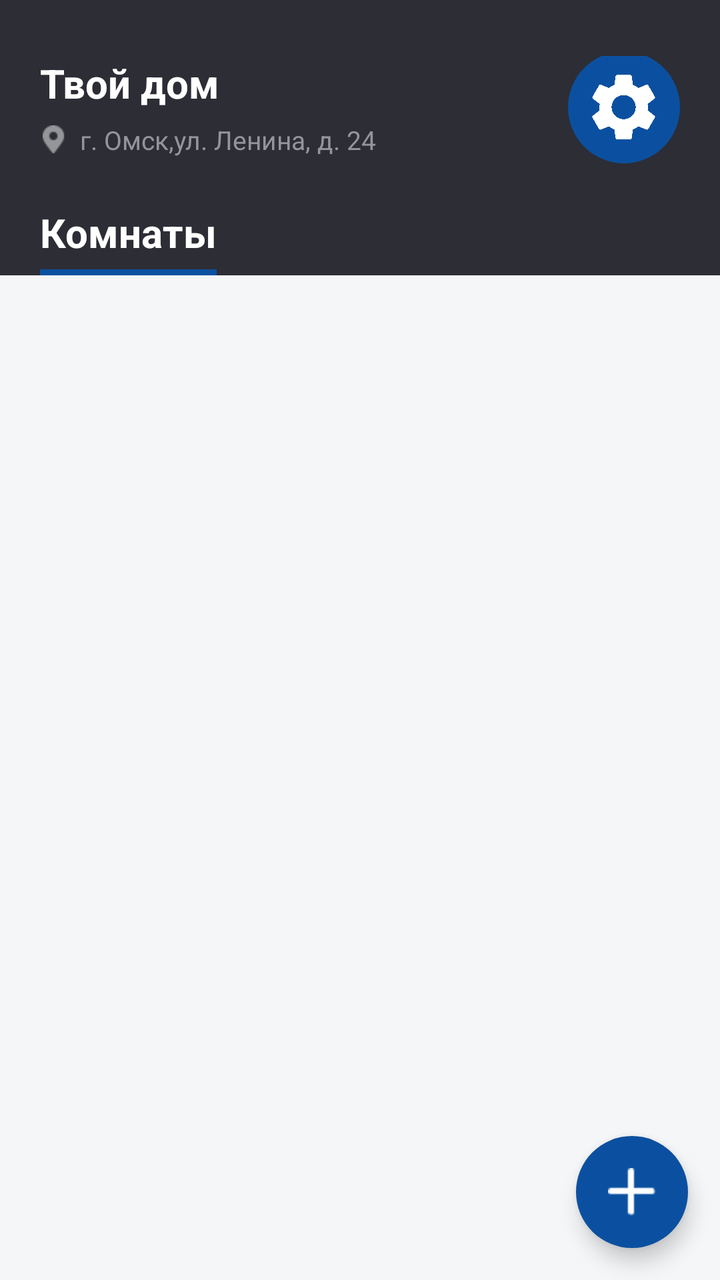
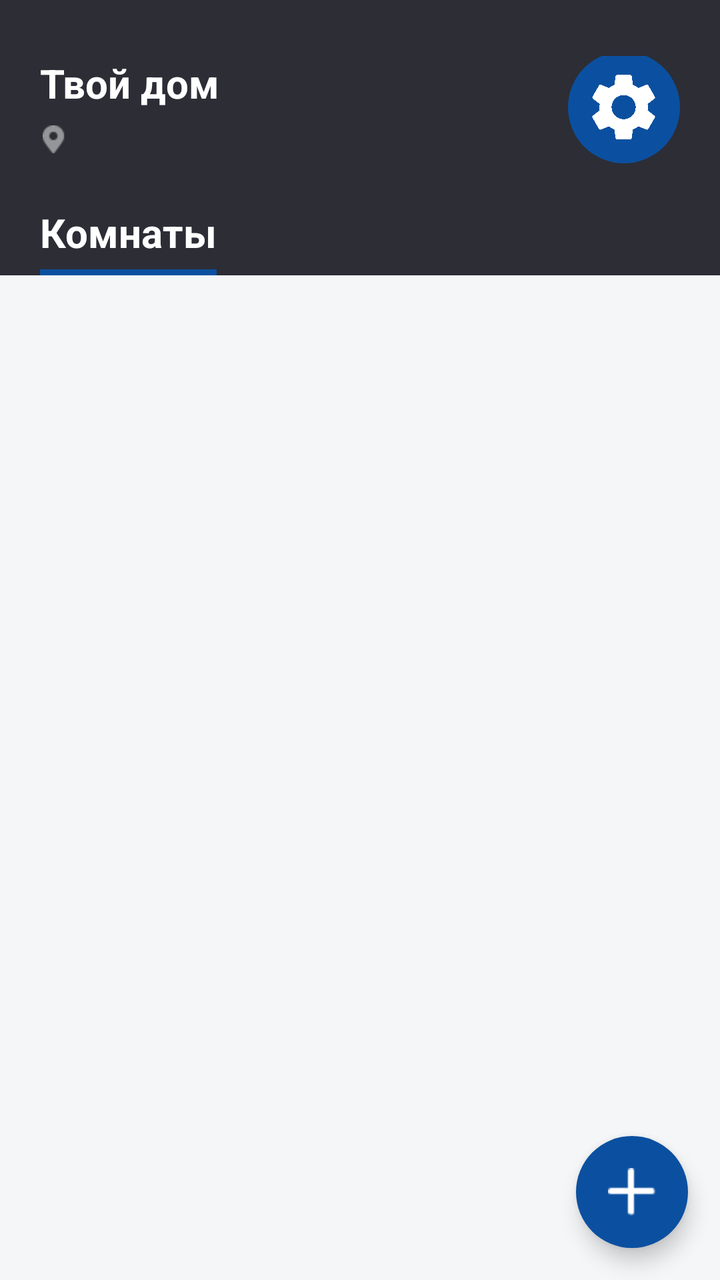

Before-and-after screenshots of an Android layout around one commit, followed by the original layout XML and the change that was made.
<!-- AndroidManifest.xml: application theme Theme.HomeSmartPractice -->
<!-- res/layout/activity_main.xml -->
<?xml version="1.0" encoding="utf-8"?>
<androidx.constraintlayout.widget.ConstraintLayout
    xmlns:android="http://schemas.android.com/apk/res/android"
    xmlns:app="http://schemas.android.com/apk/res-auto"
    xmlns:tools="http://schemas.android.com/tools"
    android:layout_width="match_parent"
    android:layout_height="match_parent"
    android:background="#F5F6F8"
    android:id="@+id/main">

    <androidx.constraintlayout.widget.ConstraintLayout
        android:id="@+id/clHeader"
        android:layout_width="match_parent"
        android:layout_height="wrap_content"
        android:background="#2C2D35"
        android:paddingHorizontal="20dp"
        android:paddingTop="28dp"
        android:paddingBottom="0dp"
        app:layout_constraintTop_toTopOf="parent">

        <LinearLayout
            android:id="@+id/llTextGroup"
            android:layout_width="0dp"
            android:layout_height="wrap_content"
            android:orientation="vertical"
            android:layout_marginEnd="16dp"
            app:layout_constraintStart_toStartOf="parent"
            app:layout_constraintEnd_toStartOf="@id/Settings_btn"
            app:layout_constraintTop_toTopOf="parent">

            <TextView
                android:id="@+id/tvHomeTitle"
                android:layout_width="wrap_content"
                android:layout_height="wrap_content"
                android:text="Твой дом"
                android:textColor="#FFFFFF"
                android:textSize="20sp"
                android:textStyle="bold" />

            <LinearLayout
                android:id="@+id/llAddressContainer"
                android:layout_width="match_parent"
                android:layout_height="wrap_content"
                android:layout_marginTop="6dp"
                android:gravity="center_vertical"
                android:orientation="horizontal"
                android:clickable="true"
                android:focusable="true">

                <ImageView
                    android:id="@+id/ivGeoMark"
                    android:layout_width="14dp"
                    android:layout_height="14dp"
                    android:src="@drawable/ic_geomark" />

                <TextView
                    android:id="@+id/tvAddress"
                    android:layout_width="wrap_content"
                    android:layout_height="wrap_content"
                    android:layout_marginStart="6dp"
                    android:text="г. Омск,ул. Ленина, д. 24"
                    android:textColor="#94949B"
                    android:textSize="13sp" />
            </LinearLayout>
        </LinearLayout>

        <ImageButton
            android:id="@+id/Settings_btn"
            android:layout_width="56dp"
            android:layout_height="56dp"
            android:background="@drawable/circle_button_background"
            android:padding="8dp"
            android:scaleType="fitCenter"
            android:src="@drawable/ic_settings"
            android:clickable="true"
            android:focusable="true"
            app:layout_constraintBottom_toBottomOf="@id/llTextGroup"
            app:layout_constraintEnd_toEndOf="parent"
            app:layout_constraintTop_toTopOf="@id/llTextGroup" />

        <TextView
            android:id="@+id/tvRoomsTitle"
            android:layout_width="wrap_content"
            android:layout_height="wrap_content"
            android:layout_marginTop="24dp"
            android:paddingBottom="8dp"
            android:text="Комнаты"
            android:textColor="#FFFFFF"
            android:textSize="20sp"
            android:textStyle="bold"
            app:layout_constraintStart_toStartOf="parent"
            app:layout_constraintTop_toBottomOf="@id/llTextGroup" />

        <View
            android:id="@+id/viewIndicator"
            android:layout_width="0dp"
            android:layout_height="3dp"
            android:background="#0B50A0"
            app:layout_constraintBottom_toBottomOf="parent"
            app:layout_constraintEnd_toEndOf="@id/tvRoomsTitle"
            app:layout_constraintStart_toStartOf="@id/tvRoomsTitle" />

    </androidx.constraintlayout.widget.ConstraintLayout>

    <androidx.recyclerview.widget.RecyclerView
        android:id="@+id/RoomsList"
        android:layout_width="match_parent"
        android:layout_height="0dp"
        android:clipToPadding="false"
        android:paddingHorizontal="16dp"
        android:paddingTop="16dp"
        android:paddingBottom="100dp"
        app:layoutManager="androidx.recyclerview.widget.LinearLayoutManager"
        app:layout_constraintBottom_toBottomOf="parent"
        app:layout_constraintTop_toBottomOf="@id/clHeader"
        app:layout_constraintVertical_bias="0.0"
        tools:layout_editor_absoluteX="-53dp"
        tools:listitem="@layout/item_room" />


    <com.google.android.material.floatingactionbutton.FloatingActionButton
        android:id="@+id/fab_add"
        android:layout_width="56dp"
        android:layout_height="56dp"
        android:src="@drawable/ic_plus"
        app:tint="@android:color/white"
        app:backgroundTint="#0B50A0"
        app:fabSize="normal"
        app:shapeAppearanceOverlay="@style/CircularFAB"
        app:layout_constraintBottom_toBottomOf="parent"
        app:layout_constraintEnd_toEndOf="parent"
        android:layout_margin="16dp"/>

</androidx.constraintlayout.widget.ConstraintLayout>
<!-- res/layout/item_room.xml (included above) -->
<?xml version="1.0" encoding="utf-8"?>
<androidx.constraintlayout.widget.ConstraintLayout
    xmlns:android="http://schemas.android.com/apk/res/android"
    xmlns:app="http://schemas.android.com/apk/res-auto"
    android:layout_width="match_parent"
    android:layout_height="130dp"
    android:layout_marginVertical="8dp"
    android:background="@drawable/bg_edit_text"
    android:clickable="true"
    android:focusable="true">

    <ImageView
        android:id="@+id/ivRoomIconBg"
        android:layout_width="86dp"
        android:layout_height="86dp"
        android:layout_marginStart="24dp"
        android:padding="4dp"
        android:src="@drawable/ic_kitchen_blue"
        app:layout_constraintBottom_toBottomOf="parent"
        app:layout_constraintStart_toStartOf="parent"
        app:layout_constraintTop_toTopOf="parent" />

    <TextView
        android:id="@+id/tvRoomName"
        android:layout_width="0dp"
        android:layout_height="wrap_content"
        android:layout_marginStart="32dp"
        android:layout_marginEnd="24dp"
        android:text="Кухня"
        android:gravity="center"
        android:textColor="#0B50A0"
        android:textSize="26sp"
        android:textStyle="bold"
        app:layout_constraintBottom_toBottomOf="parent"
        app:layout_constraintEnd_toEndOf="parent"
        app:layout_constraintStart_toEndOf="@id/ivRoomIconBg"
        app:layout_constraintTop_toTopOf="parent" />

</androidx.constraintlayout.widget.ConstraintLayout>
<!-- resources referenced by this layout -->
<resources>
  <!-- drawable bg_edit_text (drawable) -->
  <?xml version="1.0" encoding="utf-8"?>
  <shape xmlns:android="http://schemas.android.com/apk/res/android">
      <solid android:color="@android:color/white" />
      <stroke android:width="1dp"
          android:color="#0D52B1" />
      <corners android:radius="4dp" />
  </shape>
  <!-- drawable circle_button_background (drawable) -->
  <?xml version="1.0" encoding="utf-8"?>
  <shape xmlns:android="http://schemas.android.com/apk/res/android"
      android:shape="oval">
      <solid android:color="#0B50A0" />
  </shape>
  <!-- drawable ic_geomark: png bitmap (drawable, 283 bytes) -->
  <!-- drawable ic_kitchen_blue: png bitmap (drawable, 711 bytes) -->
  <!-- drawable ic_plus: png bitmap (drawable, 1540 bytes) -->
  <!-- drawable ic_settings: png bitmap (drawable, 6364 bytes) -->
  <style name="CircularFAB">
          <item name="cornerSize">50%</item>
      </style>
  <style name="Theme.HomeSmartPractice" parent="Base.Theme.HomeSmartPractice" />
  <style name="Base.Theme.HomeSmartPractice" parent="Theme.Material3.DayNight.NoActionBar">
          
          
      </style>
</resources>

<!-- the commit's change to res/layout/activity_main.xml (unified diff, before → after) -->
@@ -58,7 +58,6 @@
                     android:layout_width="wrap_content"
                     android:layout_height="wrap_content"
                     android:layout_marginStart="6dp"
-                    android:text="г. Омск,ул. Ленина, д. 24"
                     android:textColor="#94949B"
                     android:textSize="13sp" />
             </LinearLayout>
